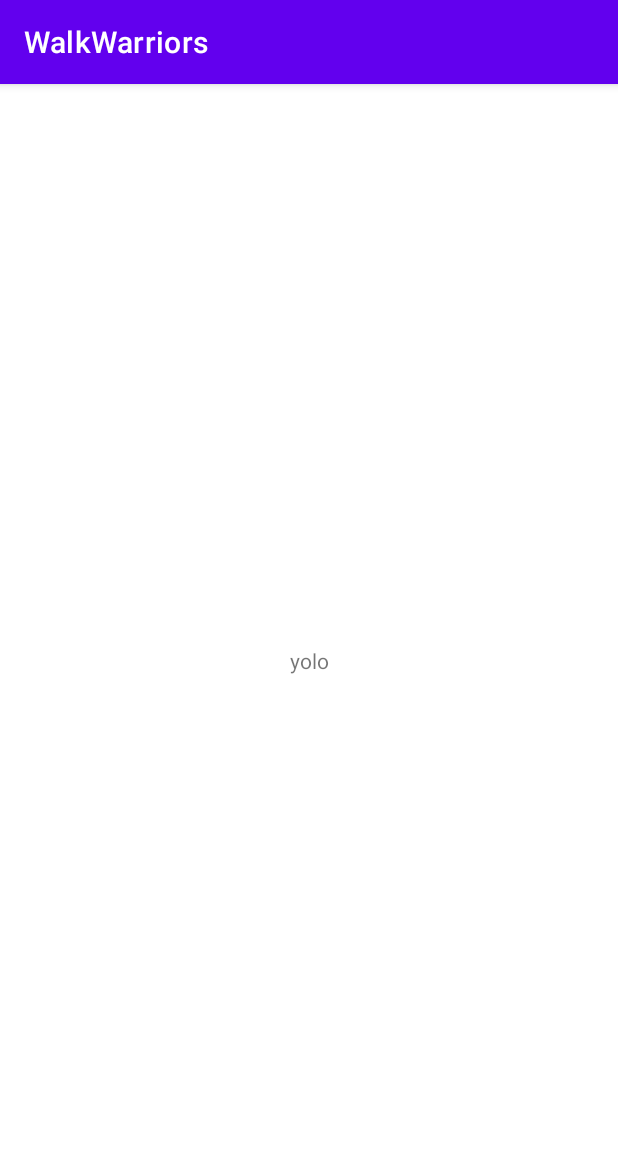
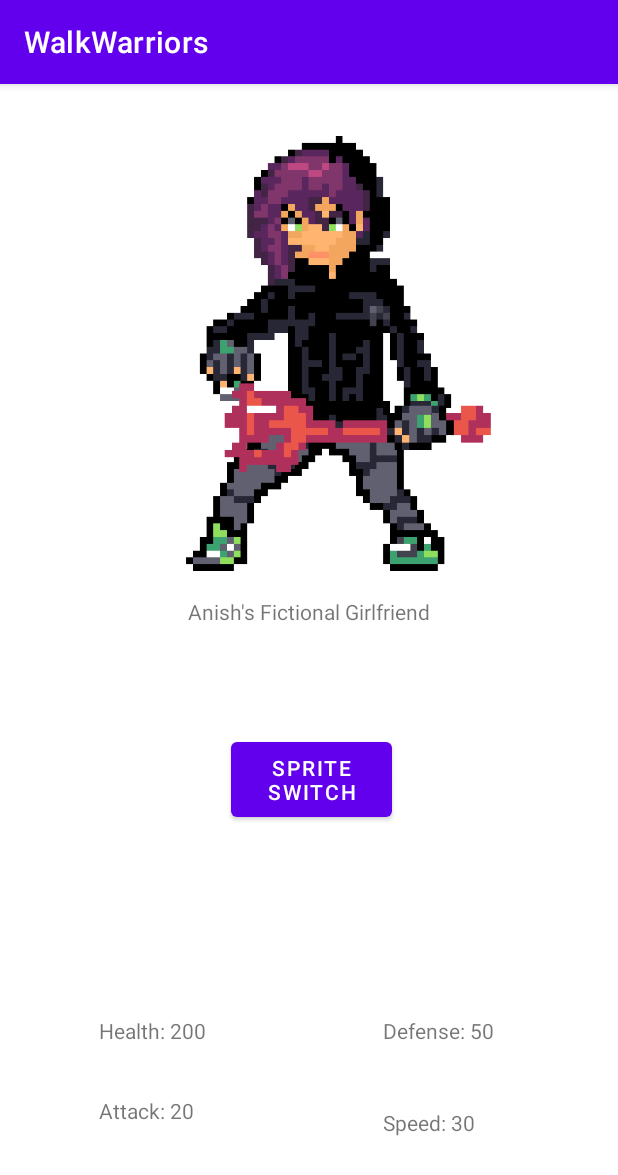
Before and after one commit to AnishAnamProjects/walk-warriors, an Android app: the screen it shows after launch (MainActivity), on a phone screen of 412 x 824 dp. Shown: the top 1175 px of the screen. Run offline under Robolectric (Android 15) with nearby library versions, the phone set to English and light mode, and no system bars.

Commit message:
Added Basic UI

```diff
--- a/app/src/main/java/com/example/walkwarriors/MainActivity.java
+++ b/app/src/main/java/com/example/walkwarriors/MainActivity.java
@@ -1,19 +1,20 @@
 package com.example.walkwarriors;
 
 import androidx.appcompat.app.AppCompatActivity;
+
+import android.widget.ImageView;
 import android.widget.TextView;
-
 import android.os.Bundle;
 
-public class MainActivity extends AppCompatActivity {
+public class MainActivity extends AppCompatActivity{
 
    private TextView text;
+   private ImageView image;
     @Override
     protected void onCreate(Bundle savedInstanceState) {
         super.onCreate(savedInstanceState);
         setContentView(R.layout.activity_main);
-        text = findViewById(R.id.Steps);
-        String texto = "yolo";
-        text.setText(texto);
+        text = findViewById(R.id.Health);
+        String texto = "yolo2";
     }
 }
--- a/app/src/main/res/layout/activity_main.xml
+++ b/app/src/main/res/layout/activity_main.xml
@@ -2,18 +2,104 @@
 <androidx.constraintlayout.widget.ConstraintLayout xmlns:android="http://schemas.android.com/apk/res/android"
     xmlns:app="http://schemas.android.com/apk/res-auto"
     xmlns:tools="http://schemas.android.com/tools"
+    android:id="@+id/Constraint1"
     android:layout_width="match_parent"
     android:layout_height="match_parent"
     tools:context=".MainActivity">
 
     <TextView
-        android:id="@+id/Steps"
+        android:id="@+id/Defense"
+        android:layout_width="88dp"
+        android:layout_height="23dp"
+        android:text="Defense: 50"
+        app:layout_constraintBottom_toBottomOf="parent"
+        app:layout_constraintEnd_toEndOf="parent"
+        app:layout_constraintHorizontal_bias="0.789"
+        app:layout_constraintStart_toStartOf="parent"
+        app:layout_constraintTop_toTopOf="parent"
+        app:layout_constraintVertical_bias="0.834" />
+
+    <TextView
+        android:id="@+id/Health"
+        android:layout_width="88dp"
+        android:layout_height="23dp"
+        android:text="Health: 200"
+        app:layout_constraintBottom_toBottomOf="parent"
+        app:layout_constraintEnd_toEndOf="parent"
+        app:layout_constraintHorizontal_bias="0.204"
+        app:layout_constraintStart_toStartOf="parent"
+        app:layout_constraintTop_toTopOf="parent"
+        app:layout_constraintVertical_bias="0.834" />
+
+    <TextView
+        android:id="@+id/Attack"
+        android:layout_width="88dp"
+        android:layout_height="23dp"
+        android:text="Attack: 20"
+        app:layout_constraintBottom_toBottomOf="parent"
+        app:layout_constraintEnd_toEndOf="parent"
+        app:layout_constraintHorizontal_bias="0.204"
+        app:layout_constraintStart_toStartOf="parent"
+        app:layout_constraintTop_toTopOf="parent"
+        app:layout_constraintVertical_bias="0.906" />
+
+    <TextView
+        android:id="@+id/Speed"
+        android:layout_width="88dp"
+        android:layout_height="23dp"
+        android:text="Speed: 30"
+        app:layout_constraintBottom_toBottomOf="parent"
+        app:layout_constraintEnd_toEndOf="parent"
+        app:layout_constraintHorizontal_bias="0.789"
+        app:layout_constraintStart_toStartOf="parent"
+        app:layout_constraintTop_toTopOf="parent"
+        app:layout_constraintVertical_bias="0.917" />
+
+    <ImageView
+        android:id="@+id/heroSpriteOmega"
+        android:layout_width="294dp"
+        android:layout_height="290dp"
+        app:layout_constraintBottom_toBottomOf="parent"
+        app:layout_constraintEnd_toEndOf="parent"
+        app:layout_constraintHorizontal_bias="0.495"
+        app:layout_constraintStart_toStartOf="parent"
+        app:layout_constraintTop_toTopOf="parent"
+        app:layout_constraintVertical_bias="0.073"
+        app:srcCompat="@drawable/sprite_girl" />
+
+    <TextView
+        android:id="@+id/heroName"
         android:layout_width="wrap_content"
         android:layout_height="wrap_content"
-        android:text="Hello World!"
+        android:text="Anish's Fictional Girlfriend"
         app:layout_constraintBottom_toBottomOf="parent"
         app:layout_constraintEnd_toEndOf="parent"
         app:layout_constraintStart_toStartOf="parent"
-        app:layout_constraintTop_toTopOf="parent" />
+        app:layout_constraintTop_toTopOf="parent"
+        app:layout_constraintVertical_bias="0.457" />
+
+    <ImageView
+        android:id="@+id/weapon"
+        android:layout_width="366dp"
+        android:layout_height="315dp"
+        app:layout_constraintBottom_toBottomOf="parent"
+        app:layout_constraintEnd_toEndOf="parent"
+        app:layout_constraintHorizontal_bias="0.347"
+        app:layout_constraintStart_toStartOf="parent"
+        app:layout_constraintTop_toTopOf="parent"
+        app:layout_constraintVertical_bias="0.038"
+        app:srcCompat="@drawable/trident" />
+
+    <Button
+        android:id="@+id/switchSprites"
+        android:layout_width="107dp"
+        android:layout_height="62dp"
+        android:text="Sprite Switch"
+        app:layout_constraintBottom_toBottomOf="parent"
+        app:layout_constraintEnd_toEndOf="parent"
+        app:layout_constraintHorizontal_bias="0.506"
+        app:layout_constraintStart_toStartOf="parent"
+        app:layout_constraintTop_toBottomOf="@+id/heroName"
+        app:layout_constraintVertical_bias="0.206" />
 
 </androidx.constraintlayout.widget.ConstraintLayout>
```
Also changed, not shown: app/src/main/res/drawable/trident.PNG (added).
